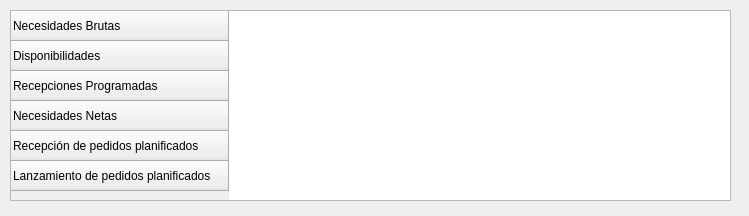
First picture: the form in src/finaltabledialog.ui, repository TheBerbat/bloque-produccion, before the edit.
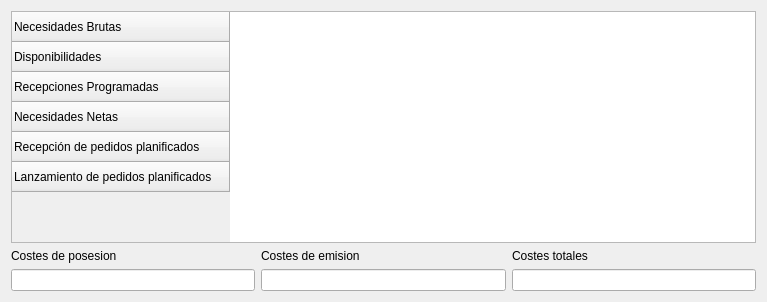
Second picture: the form after the edit.

Commit message: Now table is shown in window

```diff
--- a/src/finaltabledialog.ui
+++ b/src/finaltabledialog.ui
@@ -6,22 +6,16 @@
    <rect>
     <x>0</x>
     <y>0</y>
-    <width>749</width>
-    <height>216</height>
+    <width>767</width>
+    <height>302</height>
    </rect>
   </property>
   <property name="windowTitle">
    <string>Dialog</string>
   </property>
+  <layout class="QVBoxLayout" name="verticalLayout_4">
+   <item>
   <widget class="QTableWidget" name="tableWidget">
-   <property name="geometry">
-    <rect>
-     <x>10</x>
-     <y>10</y>
-     <width>721</width>
-     <height>191</height>
-    </rect>
-   </property>
    <row>
     <property name="text">
      <string>Necesidades Brutas</string>
@@ -53,6 +47,54 @@
     </property>
    </row>
   </widget>
+   </item>
+   <item>
+    <layout class="QHBoxLayout" name="horizontalLayout">
+     <item>
+      <layout class="QVBoxLayout" name="verticalLayout_3">
+       <item>
+        <widget class="QLabel" name="label">
+         <property name="text">
+          <string>Costes de posesion</string>
+         </property>
+        </widget>
+       </item>
+       <item>
+        <widget class="QLineEdit" name="lineEdit"/>
+       </item>
+      </layout>
+     </item>
+     <item>
+      <layout class="QVBoxLayout" name="verticalLayout_2">
+       <item>
+        <widget class="QLabel" name="label_2">
+         <property name="text">
+          <string>Costes de emision</string>
+         </property>
+        </widget>
+       </item>
+       <item>
+        <widget class="QLineEdit" name="lineEdit_2"/>
+       </item>
+      </layout>
+     </item>
+     <item>
+      <layout class="QVBoxLayout" name="verticalLayout">
+       <item>
+        <widget class="QLabel" name="label_3">
+         <property name="text">
+          <string>Costes totales</string>
+         </property>
+        </widget>
+       </item>
+       <item>
+        <widget class="QLineEdit" name="lineEdit_3"/>
+       </item>
+      </layout>
+     </item>
+    </layout>
+   </item>
+  </layout>
  </widget>
  <resources/>
  <connections/>
```
Lines whose indentation alone changed are shown as unchanged. The commit also changes 3 other files.
